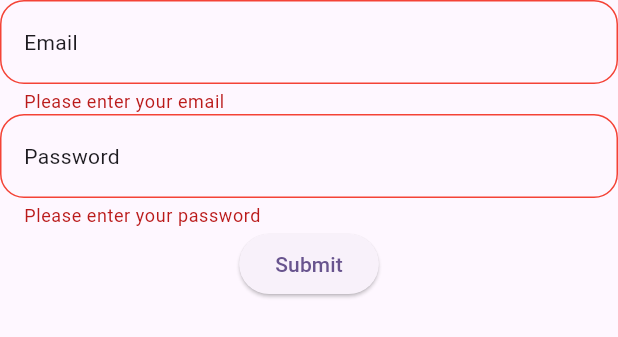
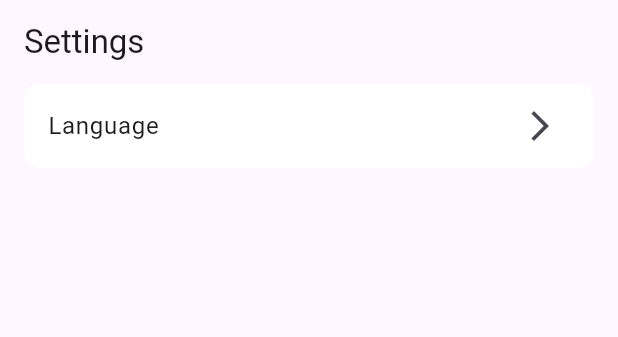
Before and after one commit to AppDeveloperMLLB/sample_app, a Flutter app: the LoginForm widget shown alone on an empty page, opened directly, after a tap on "Submit", on a phone screen of 412 x 824 dp. Shown: the top 337 px of the screen. Run offline on Flutter 3.47's test engine with Material 3 defaults, Android fonts, the phone set to English and light mode, and no system bars; our stand-ins replace freezed_annotation, go_router, hooks_riverpod, riverpod_annotation; missing offline and left inert: slang; generated files the repository leaves out were written again.

Commit message:
設定画面を追加

```diff
--- a/lib/router/router.dart
+++ b/lib/router/router.dart
@@ -2,6 +2,7 @@ import 'package:flutter/material.dart';
 import 'package:go_router/go_router.dart';
 import 'package:sample_app/app_state/logged_in_provider.dart';
 import 'package:sample_app/ui/features/home/widgets/home_page.dart';
+import 'package:sample_app/ui/features/settings/widgets/settings_page.dart';
 import 'package:sample_app/ui/features/user/widgets/login_page.dart';
 
 part 'router.g.dart';
@@ -36,3 +37,16 @@ class LoginRoute extends GoRouteData {
   ) =>
       const LoginPage();
 }
+
+@TypedGoRoute<SettingsRoute>(path: "/settings")
+class SettingsRoute extends GoRouteData {
+  const SettingsRoute();
+
+  @override
+  Widget build(
+    BuildContext context,
+    GoRouterState state,
+  ) {
+    return const SettingsPage();
+  }
+}
--- /dev/null
+++ b/lib/ui/core/widgets/app_settings_item.dart
@@ -0,0 +1,25 @@
+import 'package:flutter/material.dart';
+
+class AppSettingsItem extends StatelessWidget {
+  const AppSettingsItem({
+    required this.title,
+    required this.onTap,
+    super.key,
+  });
+
+  final String title;
+  final VoidCallback onTap;
+
+  @override
+  Widget build(BuildContext context) {
+    return ListTile(
+      title: const Text('Language'),
+      tileColor: Colors.white,
+      trailing: const Icon(Icons.arrow_forward_ios),
+      shape: RoundedRectangleBorder(
+        borderRadius: BorderRadius.circular(10),
+      ),
+      onTap: onTap,
+    );
+  }
+}
--- /dev/null
+++ b/lib/ui/features/settings/widgets/settings_page.dart
@@ -0,0 +1,28 @@
+import 'package:flutter/material.dart';
+import 'package:sample_app/ui/core/widgets/app_settings_item.dart';
+
+class SettingsPage extends StatelessWidget {
+  const SettingsPage({super.key});
+
+  @override
+  Widget build(BuildContext context) {
+    return Scaffold(
+      appBar: AppBar(
+        title: const Text('Settings'),
+      ),
+      body: Padding(
+        padding: const EdgeInsets.symmetric(horizontal: 16.0),
+        child: ListView(
+          children: [
+            AppSettingsItem(
+              title: 'Language',
+              onTap: () {
+                //Navigator.pushNamed(context, '/settings/language');
+              },
+            ),
+          ],
+        ),
+      ),
+    );
+  }
+}
--- a/lib/ui/features/user/widgets/login_form.dart
+++ b/lib/ui/features/user/widgets/login_form.dart
@@ -50,9 +50,11 @@ class _LoginFormState extends ConsumerState<LoginForm> {
           ),
           ElevatedButton(
             onPressed: () {
-              if (formKey.currentState!.validate()) {
-                login();
-              }
+              ref.read(loggedInProvider.notifier).setLoggedIn(true);
+              const SettingsRoute().go(context);
+              // if (formKey.currentState!.validate()) {
+              //   login();
+              // }
             },
             child: const Text('Submit'),
           ),
```
Also changed, not shown: lib/router/router.g.dart, lib/router/router_provider.g.dart.
